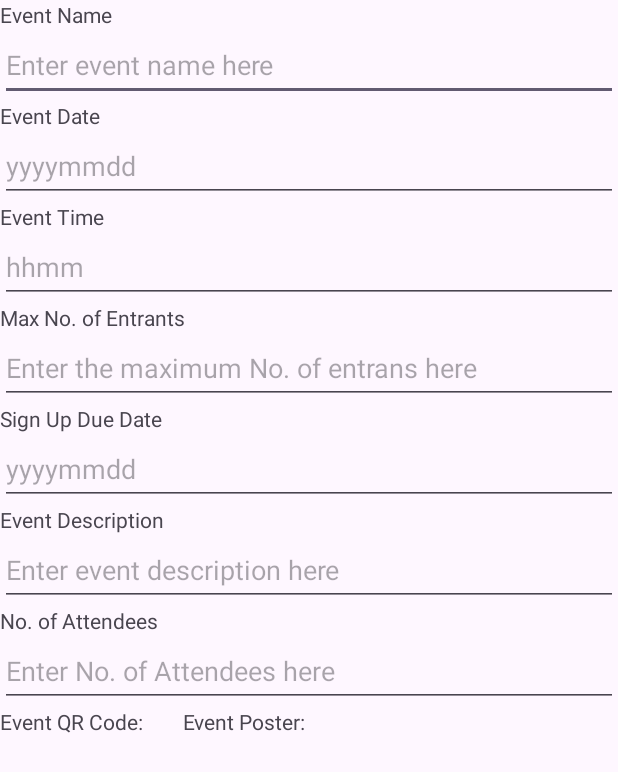
After one commit to CMPUT301F24breeze0/breeze0-events, an Android app: the layout organizer_event_activity.xml on its own in the app's theme, with its tools: preview values and no code run, on a phone screen of 412 x 824 dp. The commit adds this screen. Shown: the top 772 px of the screen. Run offline under Robolectric (Android 15) with nearby library versions, the phone set to English and light mode, and no system bars.

Commit message:
added event layout

```diff
--- a/app/src/main/java/com/example/breeze0events/OrganizerEventActivity.java
+++ b/app/src/main/java/com/example/breeze0events/OrganizerEventActivity.java
@@ -1,4 +1,32 @@
 package com.example.breeze0events;
 
-public class OrganizerEventActivity {
+import android.os.Bundle;
+import android.widget.ArrayAdapter;
+import android.widget.ListView;
+import android.os.Bundle;
+import android.content.Intent;
+import android.view.View;
+import android.widget.Adapter;
+import android.widget.Button;
+import android.widget.ArrayAdapter;
+import android.widget.ListView;
+import androidx.appcompat.app.AppCompatActivity;
+import java.util.ArrayList;
+import android.widget.Toast;
+import com.google.firebase.firestore.FirebaseFirestore;
+import com.google.firebase.firestore.CollectionReference;
+import com.google.firebase.firestore.FirebaseFirestore;
+
+import java.util.ArrayList;
+
+public class OrganizerEventActivity exteds AppCompatActivity {
+    private FirebaseFirestore db;
+    private OverallStorageController overallStorageController;
+    private ListView eventListView;
+    private ArrayAdapter<String> eventListAdapter;
+    private ArrayList<String> eventList;
+    @Override
+    protected void onCreate(Bundle savedInstanceState) {
+
+    }
 }
--- /dev/null
+++ b/app/src/main/res/layout/organizer_event_activity.xml
@@ -0,0 +1,138 @@
+<?xml version="1.0" encoding="utf-8"?>
+<LinearLayout xmlns:android="http://schemas.android.com/apk/res/android"
+    android:layout_width="match_parent"
+    android:layout_height="wrap_content"
+    xmlns:tools="http://schemas.android.com/tools"
+    android:orientation="vertical">
+
+    <TextView
+        android:layout_width="wrap_content"
+        android:layout_height="wrap_content"
+        android:text="Event Name"/>
+    <EditText
+        android:id="@+id/event_name_bar"
+        android:layout_width="match_parent"
+        android:layout_height="wrap_content"
+        android:ems="10"
+        android:hint="Enter event name here"
+        android:inputType="textPersonName"
+        android:minHeight="48dp"
+        tools:ignore="TextContrastCheck"
+        android:importantForAutofill="no" />
+
+    <TextView
+        android:layout_width="wrap_content"
+        android:layout_height="wrap_content"
+        android:text="Event Date"/>
+    <EditText
+        android:id="@+id/event_date_bar"
+        android:layout_width="match_parent"
+        android:layout_height="wrap_content"
+        android:ems="10"
+        android:hint="yyyymmdd"
+        android:inputType="textPersonName"
+        android:minHeight="48dp"
+        tools:ignore="TextContrastCheck"
+        android:importantForAutofill="no" />
+
+    <TextView
+        android:layout_width="wrap_content"
+        android:layout_height="wrap_content"
+        android:text="Event Time"/>
+    <EditText
+        android:id="@+id/event_time_bar"
+        android:layout_width="match_parent"
+        android:layout_height="wrap_content"
+        android:ems="10"
+        android:hint="hhmm"
+        android:inputType="textPersonName"
+        android:minHeight="48dp"
+        tools:ignore="TextContrastCheck"
+        android:importantForAutofill="no" />
+
+    <TextView
+        android:layout_width="wrap_content"
+        android:layout_height="wrap_content"
+        android:text="Max No. of Entrants"/>
+    <EditText
+        android:id="@+id/max_entrants_bar"
+        android:layout_width="match_parent"
+        android:layout_height="wrap_content"
+        android:ems="10"
+        android:hint="Enter the maximum No. of entrans here"
+        android:inputType="textPersonName"
+        android:minHeight="48dp"
+        tools:ignore="TextContrastCheck"
+        android:importantForAutofill="no" />
+
+    <TextView
+        android:layout_width="wrap_content"
+        android:layout_height="wrap_content"
+        android:text="Sign Up Due Date"/>
+    <EditText
+        android:id="@+id/sighup_due_date_bar"
+        android:layout_width="match_parent"
+        android:layout_height="wrap_content"
+        android:ems="10"
+        android:hint="yyyymmdd"
+        android:inputType="textPersonName"
+        android:minHeight="48dp"
+        tools:ignore="TextContrastCheck"
+        android:importantForAutofill="no" />
+
+    <TextView
+        android:layout_width="wrap_content"
+        android:layout_height="wrap_content"
+        android:text="Event Description"/>
+    <EditText
+        android:id="@+id/event_description_bar"
+        android:layout_width="match_parent"
+        android:layout_height="wrap_content"
+        android:ems="10"
+        android:hint="Enter event description here"
+        android:inputType="textPersonName"
+        android:minHeight="48dp"
+        tools:ignore="TextContrastCheck"
+        android:importantForAutofill="no" />
+
+    <TextView
+        android:layout_width="wrap_content"
+        android:layout_height="wrap_content"
+        android:text="No. of Attendees"/>
+    <EditText
+        android:id="@+id/no_of_attendees_bar"
+        android:layout_width="match_parent"
+        android:layout_height="wrap_content"
+        android:ems="10"
+        android:hint="Enter No. of Attendees here"
+        android:inputType="textPersonName"
+        android:minHeight="48dp"
+        tools:ignore="TextContrastCheck"
+        android:importantForAutofill="no" />
+
+    <LinearLayout
+        android:layout_width="wrap_content"
+        android:layout_height="wrap_content"
+        android:orientation="vertical">
+        <TextView
+            android:layout_width="wrap_content"
+            android:layout_height="wrap_content"
+            android:text="Event QR Code:        Event Poster:"/>
+        <LinearLayout
+            android:layout_width="wrap_content"
+            android:layout_height="wrap_content"
+            android:orientation="horizontal">
+            <ImageView
+                android:layout_width="100dp"
+                android:layout_height="100dp"
+                android:id="@id/event_qr_image"/>
+            <Space
+                android:layout_width="20dp"
+                android:layout_height="100dp"/>
+            <ImageView
+                android:layout_width="100dp"
+                android:layout_height="100dp"
+                android:id="@id/event_poster_image"/>
+        </LinearLayout>
+    </LinearLayout>
+</LinearLayout>
--- a/app/src/main/res/values/themes.xml
+++ b/app/src/main/res/values/themes.xml
@@ -3,7 +3,14 @@
     <style name="Base.Theme.Breeze0events" parent="Theme.Material3.DayNight.NoActionBar">
         <!-- Customize your light theme here. -->
         <!-- <item name="colorPrimary">@color/my_light_primary</item> -->
+        <!-- 设置状态栏颜色 -->
+        <item name="android:statusBarColor">@color/ui_background</item>
+
+        <!-- 设置导航栏颜色 -->
+        <item name="android:navigationBarColor">@color/ui_background</item>
     </style>
 
-    <style name="Theme.Breeze0events" parent="Base.Theme.Breeze0events" />
+   <!-- <style name="Theme.Breeze0events" parent="Base.Theme.Breeze0events" /> -->
+
+
 </resources>
```
